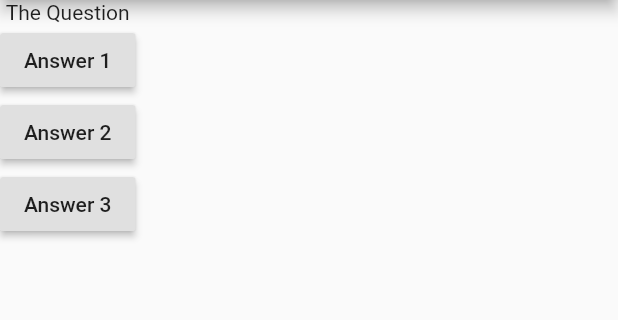
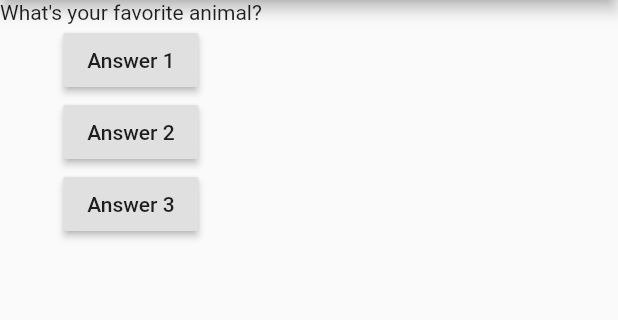
Before and after one commit to Fatimamostafa/Flutter, a Flutter app: the screen it shows after launch, after a tap on "Answer 1", on a phone screen of 412 x 824 dp, the part 84-404 px from its top. Run offline on Flutter 3.47's test engine with Material 2 defaults, Android fonts, the phone set to English and light mode, and no system bars.

```diff
--- a/lib/main.dart
+++ b/lib/main.dart
@@ -3,12 +3,31 @@ import 'package:flutter/material.dart';
 void main() =>
     runApp(MyApp()); //For only one expression method can be right be like this
 
-class MyApp extends StatelessWidget {
+class MyApp extends StatefulWidget {
+  @override
+  State<StatefulWidget> createState() {
+
+    return MyAppState();
+  }
+
+}
+
+class MyAppState extends State<MyApp> {
+  var index = 0;
+
   void answerQuestion() {
+    setState(() {
+      index += 1;
+    });
+
     print('Answer chosen!');
   }
   @override
   Widget build(BuildContext context) {
+    var questions = [
+      'What\'s your favorite color?',
+      'What\'s your favorite animal?',
+    ];
     return MaterialApp(
       home: Scaffold(
         appBar: AppBar(
@@ -16,7 +35,7 @@ class MyApp extends StatelessWidget {
         ),
         body: Column(
           children: [
-            Text('The Question'),
+            Text(questions [index]),
             RaisedButton(
               child: Text('Answer 1'),
               onPressed: answerQuestion,
```
